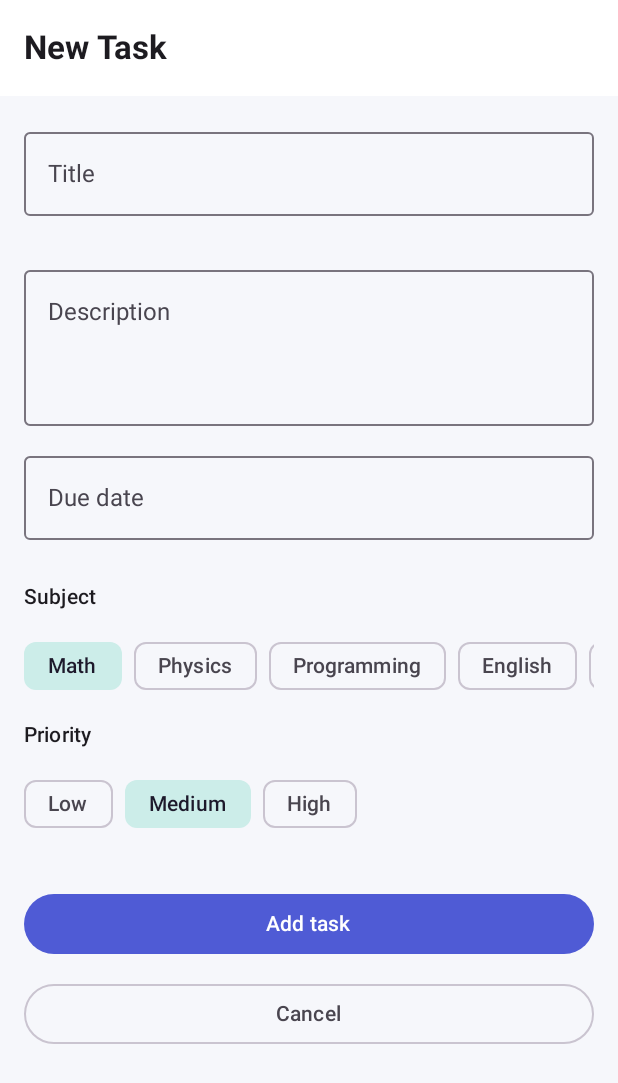
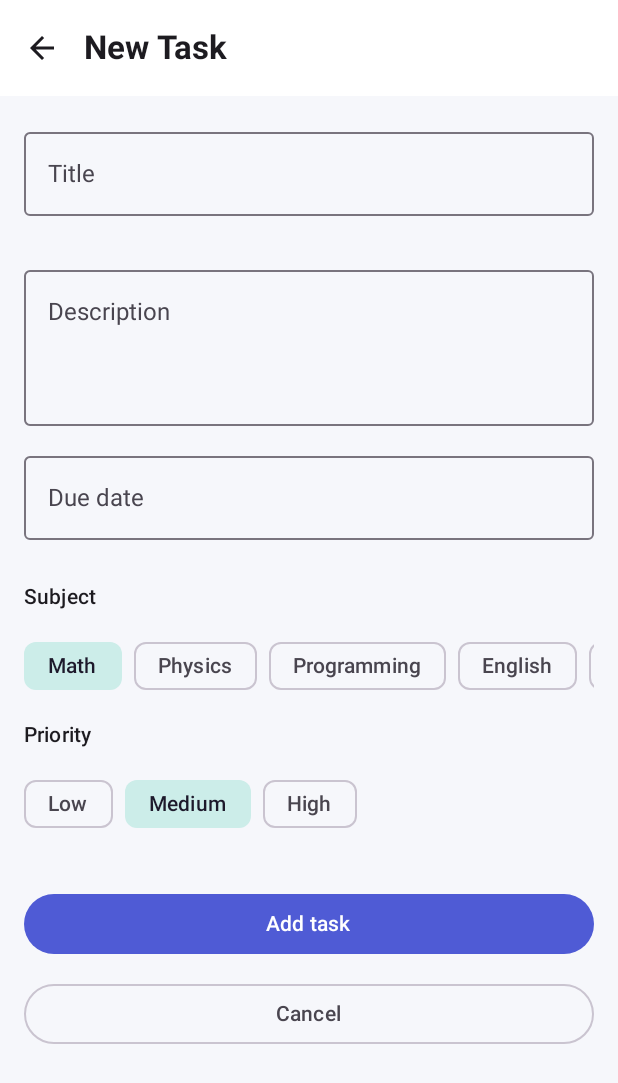
Before and after one commit to amurbuy/study-planner, an Android app built with Jetpack Compose: the AddEditTaskScreen screen opened through its navigation route, on a phone screen of 412 x 824 dp. Shown: the top 1083 px of the screen. Run offline under Robolectric (Android 15) with nearby library versions, the phone set to English and light mode, and no system bars.

Commit message:
Add back arrow to task form using navigateUp

```diff
--- a/app/src/main/java/com/example/studyplanner/screens/AddEditTaskScreen.kt
+++ b/app/src/main/java/com/example/studyplanner/screens/AddEditTaskScreen.kt
@@ -10,13 +10,11 @@ import androidx.compose.foundation.layout.padding
 import androidx.compose.foundation.rememberScrollState
 import androidx.compose.foundation.verticalScroll
 import androidx.compose.material3.Button
-import androidx.compose.material3.ExperimentalMaterial3Api
 import androidx.compose.material3.MaterialTheme
 import androidx.compose.material3.OutlinedButton
 import androidx.compose.material3.OutlinedTextField
 import androidx.compose.material3.Scaffold
 import androidx.compose.material3.Text
-import androidx.compose.material3.TopAppBar
 import androidx.compose.runtime.Composable
 import androidx.compose.runtime.LaunchedEffect
 import androidx.compose.runtime.collectAsState
@@ -28,8 +26,8 @@ import com.example.studyplanner.components.OptionSelector
 import com.example.studyplanner.model.Priority
 import com.example.studyplanner.model.Subject
 import com.example.studyplanner.viewmodel.AddEditTaskViewModel
+import com.example.studyplanner.components.AppTopBar
 
-@OptIn(ExperimentalMaterial3Api::class)
 @Composable
 fun AddEditTaskScreen(
     taskId: Int?,
@@ -41,10 +39,12 @@ fun AddEditTaskScreen(
     LaunchedEffect(taskId) {
         if (taskId != null) viewModel.loadTask(taskId)
     }
-
     Scaffold(
         topBar = {
-            TopAppBar(title = { Text(if (uiState.isEditMode) "Edit Task" else "New Task") })
+            AppTopBar(
+                title = if (uiState.isEditMode) "Edit Task" else "New Task",
+                onBack = onBack
+            )
         }
     ) { innerPadding ->
         Column(
```
